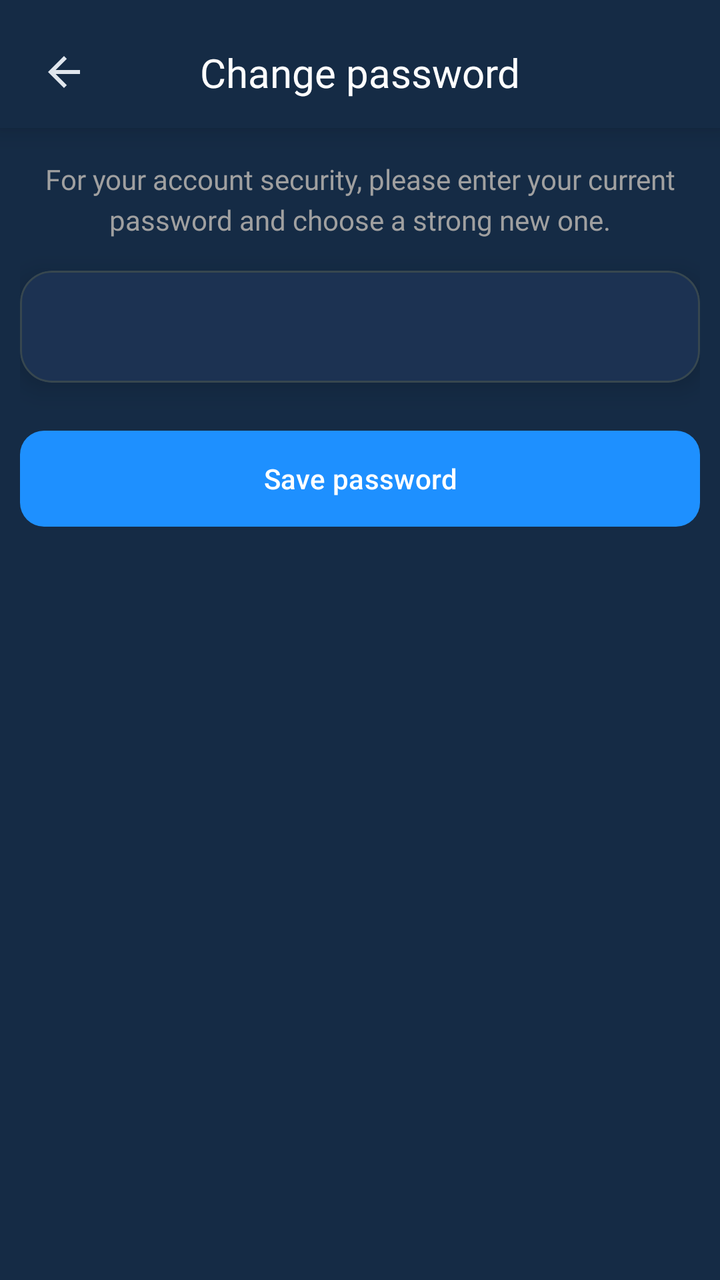
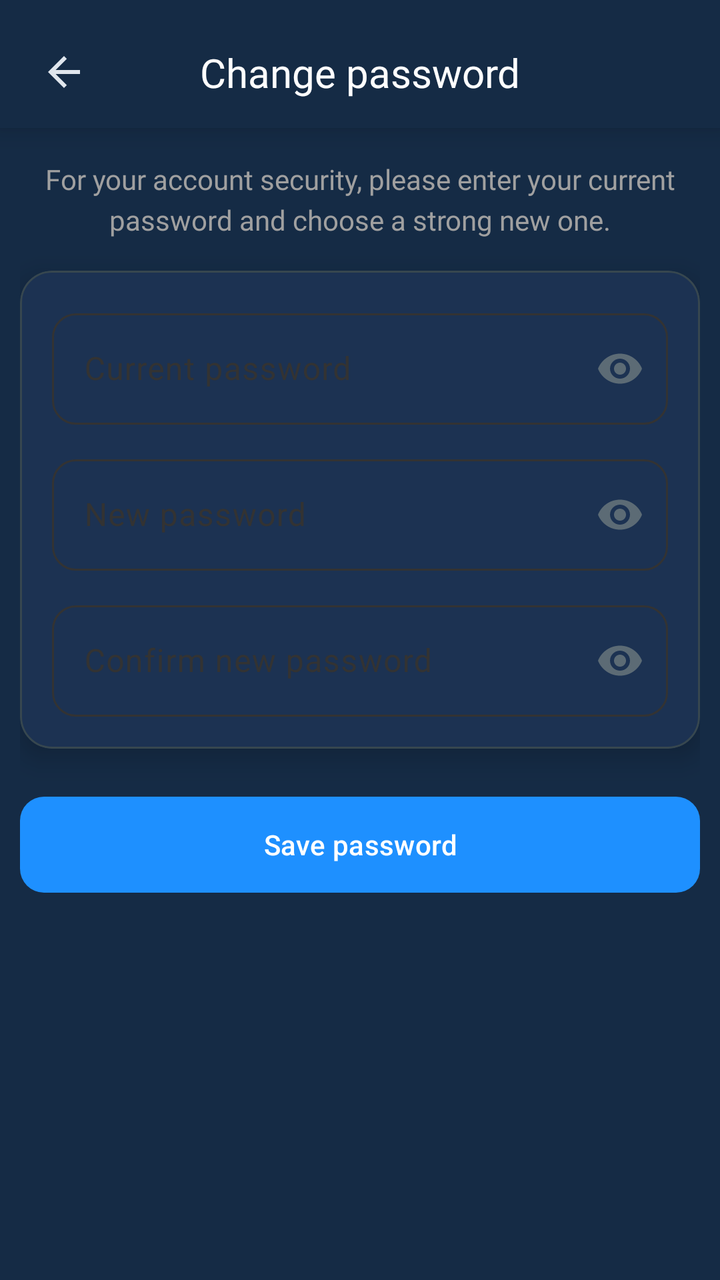

Two renders of the same Android screen: before a commit and after it. Below are the layout's source before the change and the commit's diff.
<!-- AndroidManifest.xml: application theme AppTheme -->
<!-- res/layout/fragment_change_password.xml -->
<?xml version="1.0" encoding="utf-8"?>
<androidx.constraintlayout.widget.ConstraintLayout 
    xmlns:android="http://schemas.android.com/apk/res/android"
    xmlns:app="http://schemas.android.com/apk/res-auto"
    xmlns:tools="http://schemas.android.com/tools"
    android:layout_width="match_parent"
    android:layout_height="match_parent"
    android:background="@color/background_color"
    tools:context=".ui.tabs.settings.logout.ChangePasswordFragment">

    
    <androidx.constraintlayout.widget.ConstraintLayout
        android:id="@+id/headerContainer"
        android:layout_width="0dp"
        android:layout_height="wrap_content"
        android:paddingHorizontal="16dp"
        android:paddingTop="20dp"
        android:paddingBottom="12dp"
        android:background="@color/background_color"
        android:elevation="8dp"
        app:layout_constraintTop_toTopOf="parent"
        app:layout_constraintStart_toStartOf="parent"
        app:layout_constraintEnd_toEndOf="parent">

        
        <ImageView
            android:id="@+id/btnBack"
            android:layout_width="32dp"
            android:layout_height="32dp"
            android:src="@drawable/ic_back"
            android:scaleType="center"
            app:tint="?attr/colorOnSurface"
            android:clickable="true"
            android:focusable="true"
            android:contentDescription="@string/change_password_back_button_desc"
            app:layout_constraintStart_toStartOf="parent"
            app:layout_constraintTop_toTopOf="parent"
            app:layout_constraintBottom_toBottomOf="parent" />

        
        <TextView
            android:id="@+id/tvTitle"
            style="@style/TextAppearance.Aqua.EditProfileTitle"
            android:layout_width="wrap_content"
            android:layout_height="wrap_content"
            android:text="@string/change_password_title"
            android:importantForAccessibility="yes"
            app:layout_constraintStart_toStartOf="parent"
            app:layout_constraintEnd_toEndOf="parent"
            app:layout_constraintTop_toTopOf="@id/btnBack"
            app:layout_constraintBottom_toBottomOf="@id/btnBack" />
    </androidx.constraintlayout.widget.ConstraintLayout>

    
    <ScrollView
        android:id="@+id/scrollContent"
        android:layout_width="0dp"
        android:layout_height="0dp"
        android:fillViewport="true"
        android:scrollbars="none"
        app:layout_constraintTop_toBottomOf="@id/headerContainer"
        app:layout_constraintBottom_toBottomOf="parent"
        app:layout_constraintStart_toStartOf="parent"
        app:layout_constraintEnd_toEndOf="parent">

        <LinearLayout
            android:id="@+id/contentRoot"
            android:layout_width="match_parent"
            android:layout_height="wrap_content"
            android:orientation="vertical"
            android:paddingStart="10dp"
            android:paddingEnd="10dp"
            android:paddingTop="16dp"
            android:paddingBottom="16dp">

            
            <TextView
                android:id="@+id/tvSubInfo"
                android:layout_width="match_parent"
                android:layout_height="wrap_content"
                android:text="@string/change_password_subinfo"
                android:textColor="@color/settings_text_secondary"
                android:textSize="14sp"
                android:fontFamily="@font/inter_regular"
                android:gravity="center"
                android:lineSpacingExtra="4dp"
                android:layout_marginBottom="16dp"
                android:contentDescription="@string/change_password_subinfo_desc" />

            
            <com.google.android.material.card.MaterialCardView
                android:id="@+id/cardChangePassword"
                android:layout_width="match_parent"
                android:layout_height="wrap_content"
                style="@style/Widget.Aqua.CardStyles">

                <LinearLayout
                    android:id="@+id/formContainer"
                    android:layout_width="match_parent"
                    android:layout_height="wrap_content"
                    android:orientation="vertical"
                    android:padding="16dp"
                    android:contentDescription="@string/change_password_form_desc">

                    
                    <com.google.android.material.textfield.TextInputLayout
                        android:id="@+id/inputLayoutCurrentPassword"
                        style="@style/AuthTextInputLayout"
                        android:hint="@string/change_password_current_hint"
                        app:endIconMode="password_toggle"
                        android:contentDescription="@string/change_password_current_desc">

                        <com.google.android.material.textfield.TextInputEditText
                            android:id="@+id/etCurrentPassword"
                            style="@style/AuthEditText"
                            android:inputType="textPassword" />
                    </com.google.android.material.textfield.TextInputLayout>

                    
                    <com.google.android.material.textfield.TextInputLayout
                        android:id="@+id/inputLayoutNewPassword"
                        style="@style/AuthTextInputLayout"
                        android:layout_marginTop="12dp"
                        android:hint="@string/change_password_new_hint"
                        app:endIconMode="password_toggle"
                        android:contentDescription="@string/change_password_new_desc">

                        <com.google.android.material.textfield.TextInputEditText
                            android:id="@+id/etNewPassword"
                            style="@style/AuthEditText"
                            android:inputType="textPassword" />
                    </com.google.android.material.textfield.TextInputLayout>

                    
                    <com.google.android.material.textfield.TextInputLayout
                        android:id="@+id/inputLayoutConfirmPassword"
                        style="@style/AuthTextInputLayout"
                        android:layout_marginTop="12dp"
                        android:hint="@string/change_password_confirm_hint"
                        app:endIconMode="password_toggle"
                        android:contentDescription="@string/change_password_confirm_desc">

                        <com.google.android.material.textfield.TextInputEditText
                            android:id="@+id/etConfirmPassword"
                            style="@style/AuthEditText"
                            android:inputType="textPassword" />
                    </com.google.android.material.textfield.TextInputLayout>

                    
                    <TextView
                        android:id="@+id/tvPasswordMessage"
                        android:layout_width="match_parent"
                        android:layout_height="wrap_content"
                        android:layout_marginTop="12dp"
                        android:gravity="center"
                        android:text="@string/change_password_success"
                        android:textColor="@color/settings_text_secondary"
                        android:textSize="13sp"
                        android:fontFamily="@font/inter_regular"
                        android:visibility="gone"
                        android:alpha="0"
                        android:contentDescription="@string/change_password_success_desc" />

                </LinearLayout>
            </com.google.android.material.card.MaterialCardView>

            
            <com.google.android.material.button.MaterialButton
                android:id="@+id/btnSavePassword"
                style="@style/Widget.Aqua.PrimaryButton"
                android:layout_width="match_parent"
                android:layout_height="wrap_content"
                android:layout_marginTop="24dp"
                android:text="@string/change_password_save"
                android:contentDescription="@string/change_password_save_desc" />

        </LinearLayout>
    </ScrollView>

</androidx.constraintlayout.widget.ConstraintLayout>
<!-- resources referenced by this layout -->
<resources>
  <color name="background_color">#152B45</color>
  <color name="settings_text_secondary">#A0A0A0</color>
  <!-- drawable ic_back (drawable) -->
  <?xml version="1.0" encoding="utf-8"?>
  <vector xmlns:android="http://schemas.android.com/apk/res/android"
      android:width="24dp"
      android:height="24dp"
      android:viewportWidth="24"
      android:viewportHeight="24">
  
      <path
          android:fillColor="@android:color/white"
          android:pathData="M20,11H7.83L13.42,5.41L12,4l-8,8 8,8 1.41,-1.41L7.83,13H20v-2z" />
  </vector>
  <string name="change_password_back_button_desc">
          Go back from the change password screen
      </string>
  <string name="change_password_confirm_desc">
          Field where you re-enter the new password to confirm it.
      </string>
  <string name="change_password_confirm_hint">Confirm new password</string>
  <string name="change_password_current_desc">
          Field where you enter your existing password.
      </string>
  <string name="change_password_current_hint">Current password</string>
  <string name="change_password_form_desc">
          Form containing fields for current password, new password and confirmation.
      </string>
  <string name="change_password_new_desc">
          Field where you choose a new password for your account.
      </string>
  <string name="change_password_new_hint">New password</string>
  <string name="change_password_save">Save password</string>
  <string name="change_password_save_desc">
          Button that validates the form and updates your password.
      </string>
  <string name="change_password_subinfo">
          For your account security, please enter your current password and choose a strong new one.
      </string>
  <string name="change_password_subinfo_desc">
          Short description explaining why the user should update their password.
      </string>
  <string name="change_password_success">
          Your password has been updated successfully.
      </string>
  <string name="change_password_success_desc">
          Message shown after the password is changed successfully.
      </string>
  <string name="change_password_title">
          Change password
      </string>
  <style name="AuthEditText" parent="Widget.Material3.TextInputEditText.OutlinedBox">
      <item name="android:textColor">@color/auth_text_color</item>
      <item name="colorControlActivated">@color/auth_focus_color</item> 
  </style>
  <style name="TextAppearance.Aqua.EditProfileTitle" parent="TextAppearance.Material3.TitleLarge">
      <item name="fontFamily">@font/inter_semibold</item>
      <item name="android:fontFamily">@font/inter_semibold</item>
      <item name="android:textColor">@android:color/white</item>
      <item name="android:textSize">20sp</item>
  </style>
  <style name="Widget.Aqua.CardStyles" parent="Widget.MaterialComponents.CardView">
      <item name="cardBackgroundColor">@color/settings_card_background</item>
      <item name="cardCornerRadius">16dp</item>
      <item name="cardElevation">8dp</item>
      <item name="cardUseCompatPadding">false</item>
  </style>
  <color name="auth_text_color">#000000</color>
  <color name="auth_focus_color">#2196F3</color>
  <color name="settings_card_background">#1C3252</color>
  <color name="aqua_button_blue">#1E90FF</color>
  <color name="md_theme_light_primary">#2196F3</color>
  <color name="md_theme_light_onPrimary">#FFFFFF</color>
  <color name="md_theme_light_secondary">#4A6363</color>
  <color name="md_theme_light_onSecondary">#FFFFFF</color>
  <color name="md_theme_light_background">#152B45</color>
  <color name="md_theme_light_surface">#152B45</color>
  <color name="md_theme_light_onSurface">#E0E6ED</color>
  <color name="md_theme_light_surfaceVariant">#233042</color>
  <color name="md_theme_light_onSurfaceVariant">#5C6B75</color>
  <color name="md_theme_light_outline">#455A64</color>
  <color name="md_theme_light_outlineVariant">#37474F</color>
  <color name="md_theme_light_error">#D32F2F</color>
  <color name="md_theme_light_onError">#FFFFFF</color>
  <!-- unchanged entries left out for length: 3 -->
</resources>

<!-- the commit's change to res/layout/fragment_change_password.xml (unified diff, before → after) -->
@@ -106,6 +106,8 @@
                     <com.google.android.material.textfield.TextInputLayout
                         android:id="@+id/inputLayoutCurrentPassword"
                         style="@style/AuthTextInputLayout"
+                        android:layout_width="match_parent"
+                        android:layout_height="wrap_content"
                         android:hint="@string/change_password_current_hint"
                         app:endIconMode="password_toggle"
                         android:contentDescription="@string/change_password_current_desc">
@@ -113,6 +115,8 @@
                         <com.google.android.material.textfield.TextInputEditText
                             android:id="@+id/etCurrentPassword"
                             style="@style/AuthEditText"
+                            android:layout_width="match_parent"
+                            android:layout_height="wrap_content"
                             android:inputType="textPassword" />
                     </com.google.android.material.textfield.TextInputLayout>
 
@@ -120,6 +124,8 @@
                     <com.google.android.material.textfield.TextInputLayout
                         android:id="@+id/inputLayoutNewPassword"
                         style="@style/AuthTextInputLayout"
+                        android:layout_width="match_parent"
+                        android:layout_height="wrap_content"
                         android:layout_marginTop="12dp"
                         android:hint="@string/change_password_new_hint"
                         app:endIconMode="password_toggle"
@@ -128,6 +134,8 @@
                         <com.google.android.material.textfield.TextInputEditText
                             android:id="@+id/etNewPassword"
                             style="@style/AuthEditText"
+                            android:layout_width="match_parent"
+                            android:layout_height="wrap_content"
                             android:inputType="textPassword" />
                     </com.google.android.material.textfield.TextInputLayout>
 
@@ -135,6 +143,8 @@
                     <com.google.android.material.textfield.TextInputLayout
                         android:id="@+id/inputLayoutConfirmPassword"
                         style="@style/AuthTextInputLayout"
+                        android:layout_width="match_parent"
+                        android:layout_height="wrap_content"
                         android:layout_marginTop="12dp"
                         android:hint="@string/change_password_confirm_hint"
                         app:endIconMode="password_toggle"
@@ -143,6 +153,8 @@
                         <com.google.android.material.textfield.TextInputEditText
                             android:id="@+id/etConfirmPassword"
                             style="@style/AuthEditText"
+                            android:layout_width="match_parent"
+                            android:layout_height="wrap_content"
                             android:inputType="textPassword" />
                     </com.google.android.material.textfield.TextInputLayout>
 
<!-- resource entries referenced after the edit -->
@@ -67,7 +67,7 @@
       <item name="cardElevation">8dp</item>
       <item name="cardUseCompatPadding">false</item>
   </style>
-  <color name="auth_text_color">#000000</color>
+  <color name="auth_text_color">#FFFFFF</color>
   <color name="auth_focus_color">#2196F3</color>
   <color name="settings_card_background">#1C3252</color>
   <color name="aqua_button_blue">#1E90FF</color>
